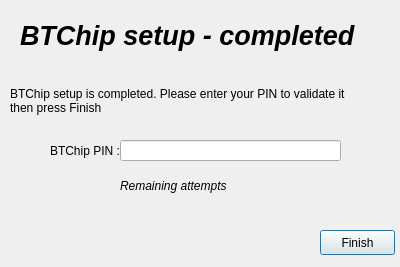
Old version of the form ui/personalization-04-finalize.ui in the repository LedgerHQ/btchip-python.
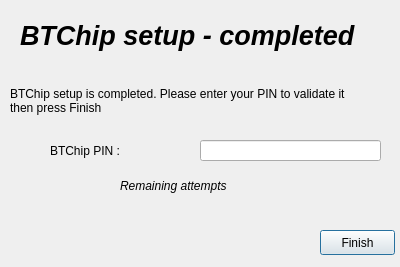
New version of the form.

Patch:
```diff
--- a/ui/personalization-04-finalize.ui
+++ b/ui/personalization-04-finalize.ui
@@ -82,9 +82,9 @@
   <widget class="QLineEdit" name="pin1">
    <property name="geometry">
     <rect>
-     <x>120</x>
+     <x>200</x>
      <y>140</y>
-     <width>221</width>
+     <width>181</width>
      <height>21</height>
     </rect>
    </property>
```
